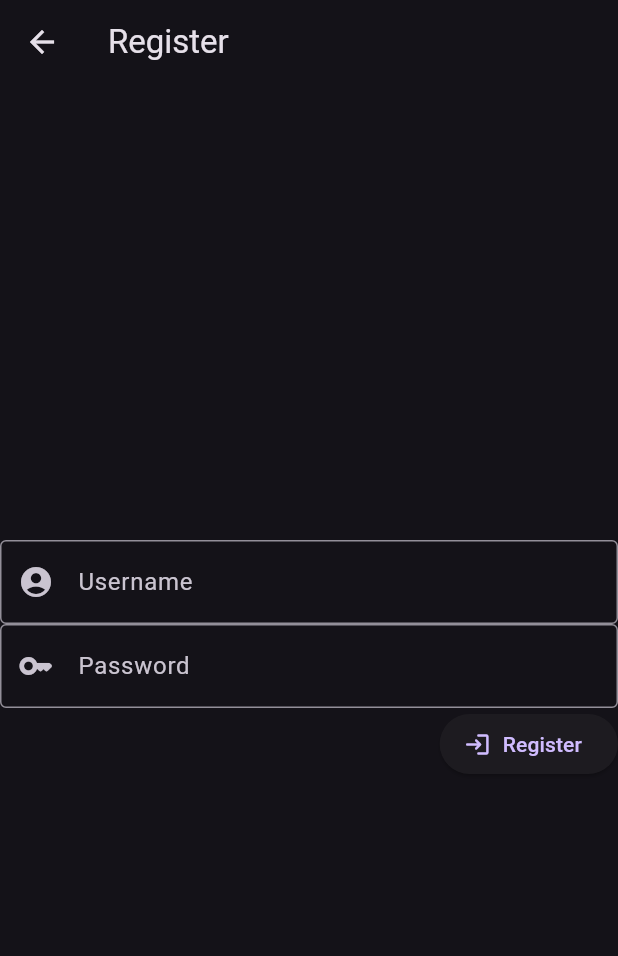
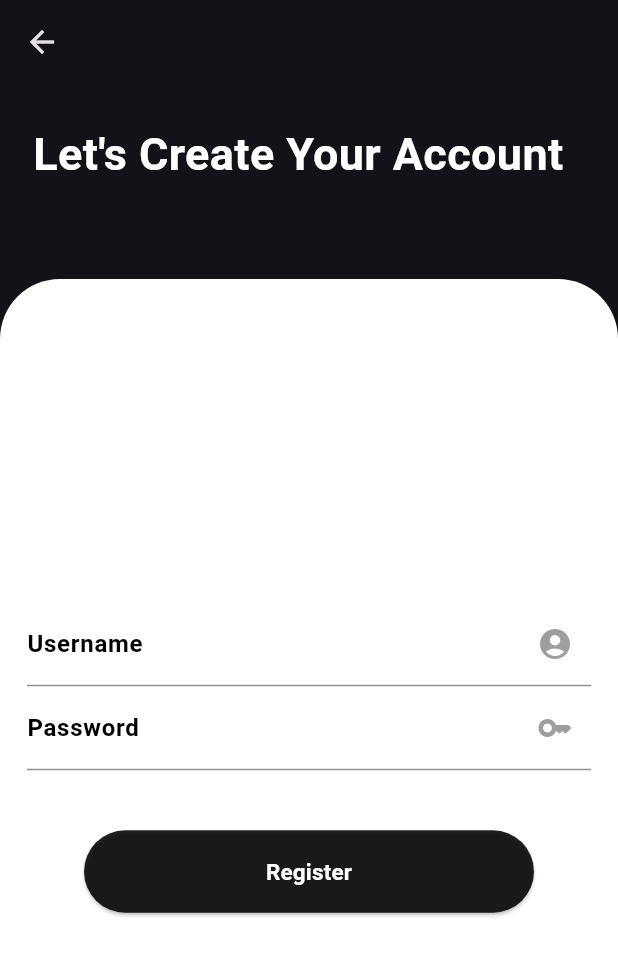
Before and after one commit to ZeynepSudeOgan/BookApp, a Flutter app: the RegisterPage screen opened directly, on a phone screen of 412 x 824 dp. Shown: the top 956 px of the screen. Run offline on Flutter 3.47's test engine with Material 3 defaults, Android fonts, the phone set to English and light mode, and no system bars; our stand-ins replace async_builder, curved_navigation_bar, flutter_rating_bar; accounts and stored records are empty.

Commit message:
registerpagedone
register page yaptım

```diff
--- a/lib/pages/register_page.dart
+++ b/lib/pages/register_page.dart
@@ -25,29 +25,78 @@ class _RegisterPageState extends State<RegisterPage> {
   Widget build(BuildContext context) {
     return Scaffold(
       appBar: AppBar(
-        title: const Text("Register"),
+        title: const Text(""),
       ),
-      body: Column(
+      body: Stack(
+        children: [
+          Container(
+            child: const Padding(
+              padding: EdgeInsets.only(top: 25, left: 22),
+              child: Text(
+                "Let's Create Your Account",
+                style: TextStyle(
+                    fontSize: 30,
+                    color: Colors.white,
+                    fontWeight: FontWeight.bold),
+              ),
+            ),
+          ),
+          Padding(
+              padding: const EdgeInsets.only(top: 130),
+              child: Container(
+                decoration: const BoxDecoration(
+                  borderRadius: BorderRadius.only(
+                    topLeft: Radius.circular(40),
+                    topRight: Radius.circular(40),
+                  ),
+                  color: Colors.white,
+                ),
+                height: double.infinity,
+                width: double.infinity,
+                child: Padding(
+                  padding: const EdgeInsets.only(left: 18, right: 18),
+                  child: Column(
                     mainAxisAlignment: MainAxisAlignment.center,
                     children: [
                       TextField(
+                        onTapOutside: (_) => FocusScope.of(context)
+                        .unfocus(),
                           controller: usernameController,
                           decoration: const InputDecoration(
-                border: OutlineInputBorder(),
-                hintText: "Username",
-                prefixIcon: Icon(Icons.account_circle_rounded),
-              )),
+                              suffixIcon: Icon(
+                                Icons.account_circle_rounded,
+                                color: Colors.grey,
+                              ),
+                              label: Text(
+                                "Username",
+                                style: TextStyle(
+                                  fontWeight: FontWeight.bold,
+                                  color: Colors.black,
+                                ),
+                              ))),
                       TextField(
+                        onTapOutside: (_) => FocusScope.of(context)
+                        .unfocus(),
                         controller: passwordController,
                         obscureText: true,
                         decoration: const InputDecoration(
-                border: OutlineInputBorder(),
-                hintText: "Password",
-                prefixIcon: Icon(Icons.key_rounded),
+                            suffixIcon: Icon(
+                              Icons.key_rounded,
+                              color: Colors.grey,
+                            ),
+                            label: Text(
+                              "Password",
+                              style: TextStyle(
+                                fontWeight: FontWeight.bold,
+                                color: Colors.black,
+                              ),
                             )),
-          Align(
-            alignment: Alignment.centerRight,
-            child: ElevatedButton.icon(
+                      ),
+                      const SizedBox(height: 40),
+                      SizedBox(
+                        height: 55,
+                        width: 300,
+                        child: ElevatedButton(
                           onPressed: () async {
                             newUser.username = usernameController.text;
                             newUser.password = passwordController.text;
@@ -56,9 +105,25 @@ class _RegisterPageState extends State<RegisterPage> {
                               builder: (context) => const SplashScreen(),
                             ));
                           },
-                icon: const Icon(Icons.login_rounded),
-                label: const Text("Register")),
+                          style: ElevatedButton.styleFrom(
+                            backgroundColor: Colors.black87,
+                            shape: RoundedRectangleBorder(
+                              borderRadius: BorderRadius.circular(50),
                             ),
+                          ),
+                          child: const Text(
+                            "Register",
+                            style: TextStyle(
+                                fontWeight: FontWeight.bold,
+                                fontSize: 15,
+                                color: Colors.white),
+                          ),
+                        ),
+                      ),
+                    ],
+                  ),
+                ),
+              ))
         ],
       ),
     );
```
Lines whose indentation alone changed are shown as unchanged.
